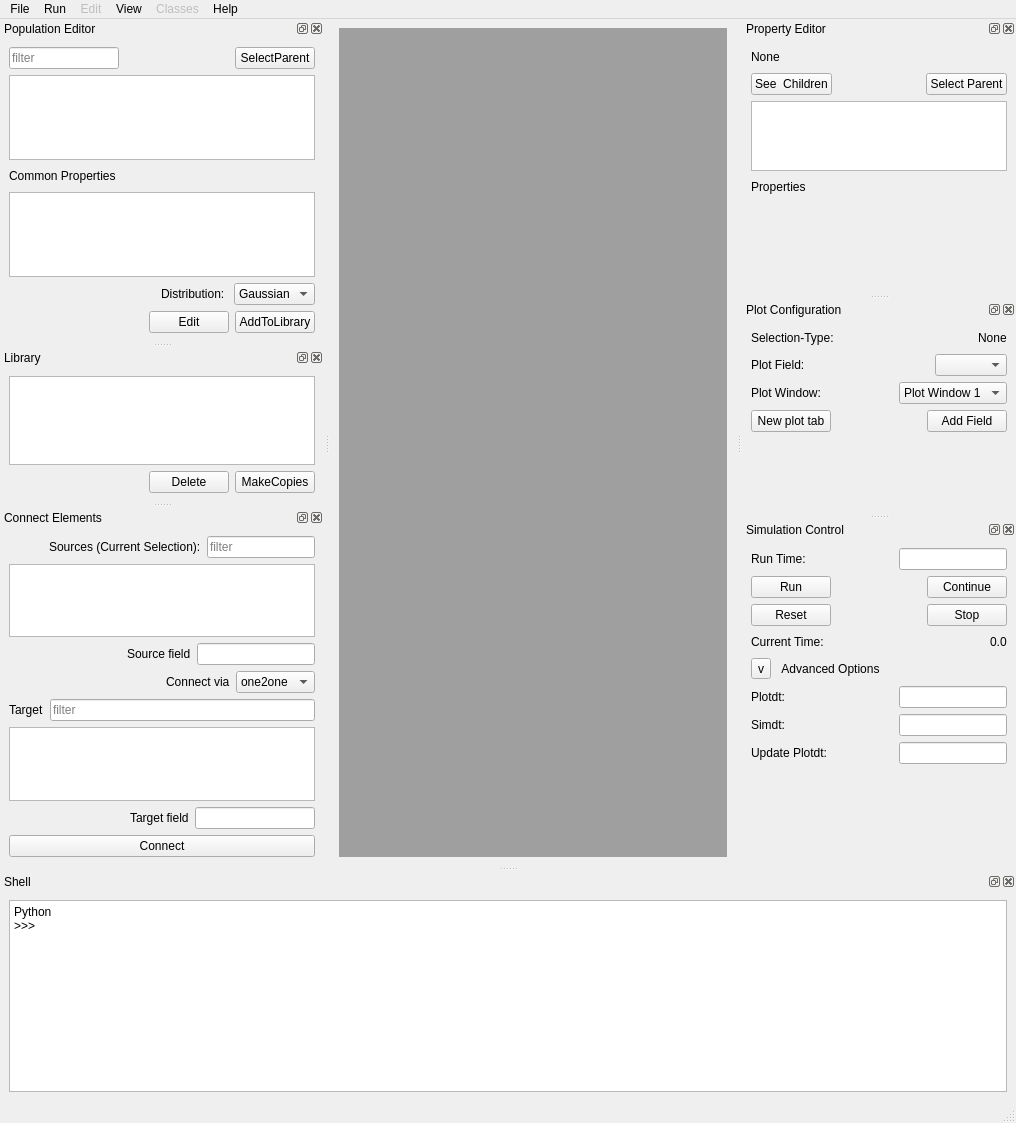
Before: the Qt Designer form moose/branches/dh_branch/gui/newgui.ui in physicalist/ncbs-moose, drawn with Qt 5.
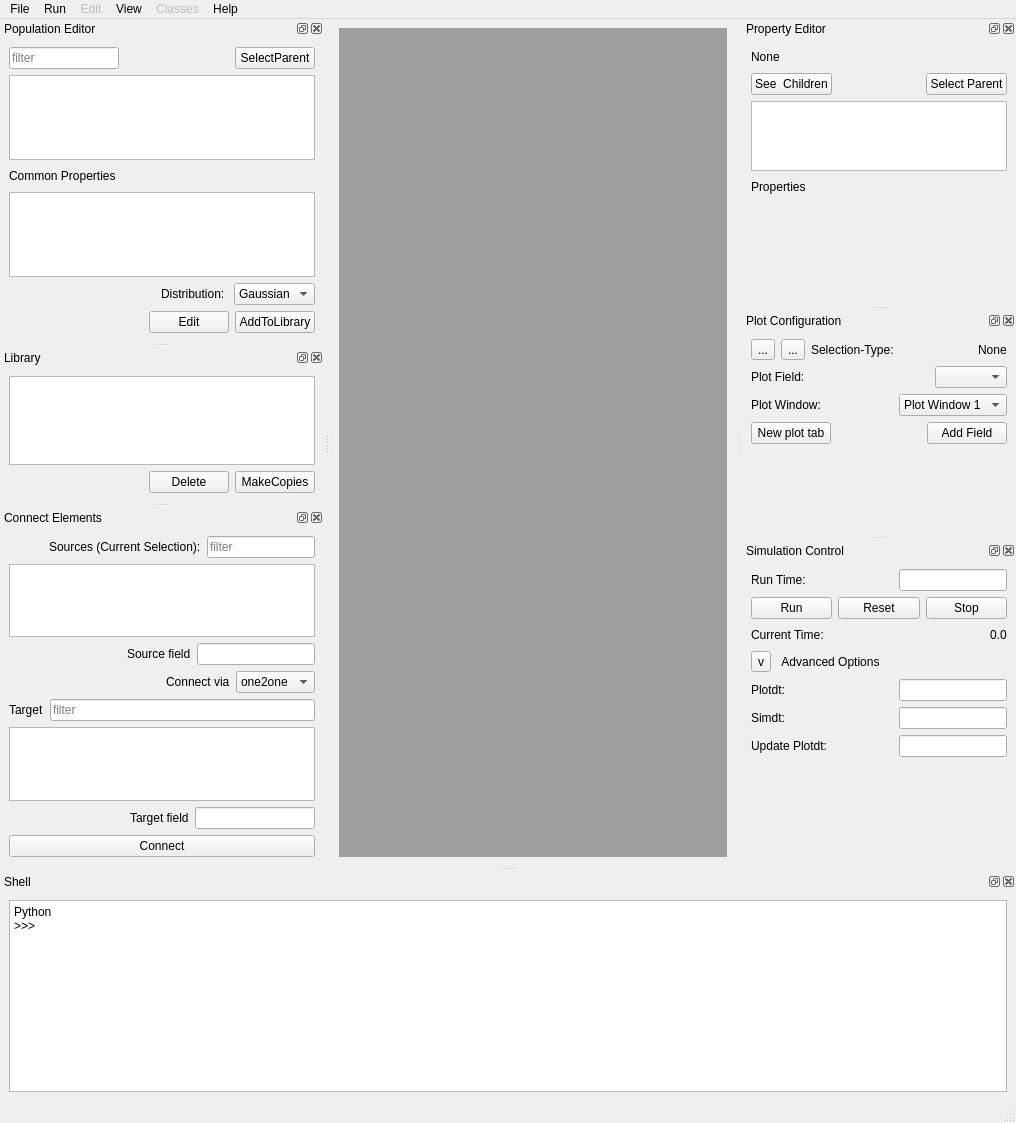
After: the same form once the commit is applied. Custom widgets are drawn as their Qt base class.

Commit message: readkkit and simmanage: set plot4,5,8, newgui: removed continue, handler:redid run to run and continue,mgui:removed continue and passed modelpath for defaultkkit

Diff of the .ui file:
```diff
--- a/moose/branches/dh_branch/gui/newgui.ui
+++ b/moose/branches/dh_branch/gui/newgui.ui
@@ -756,6 +756,20 @@
     <layout class="QVBoxLayout" name="verticalLayout_5">
      <item>
       <layout class="QHBoxLayout" name="horizontalLayout_15">
+       <item>
+        <widget class="QToolButton" name="toolButton_2">
+         <property name="text">
+          <string>...</string>
+         </property>
+        </widget>
+       </item>
+       <item>
+        <widget class="QToolButton" name="toolButton">
+         <property name="text">
+          <string>...</string>
+         </property>
+        </widget>
+       </item>
        <item>
         <widget class="QLabel" name="label_8">
          <property name="text">
@@ -1008,42 +1022,6 @@
         </widget>
        </item>
        <item>
-        <spacer name="horizontalSpacer_18">
-         <property name="orientation">
-          <enum>Qt::Horizontal</enum>
-         </property>
-         <property name="sizeHint" stdset="0">
-          <size>
-           <width>40</width>
-           <height>20</height>
-          </size>
-         </property>
-        </spacer>
-       </item>
-       <item>
-        <widget class="QPushButton" name="simControlContinuePushButton">
-         <property name="maximumSize">
-          <size>
-           <width>16777215</width>
-           <height>23</height>
-          </size>
-         </property>
-         <property name="toolTip">
-          <string>continue</string>
-         </property>
-         <property name="statusTip">
-          <string>Continue simulation</string>
-         </property>
-         <property name="text">
-          <string>Continue</string>
-         </property>
-        </widget>
-       </item>
-      </layout>
-     </item>
-     <item>
-      <layout class="QHBoxLayout" name="horizontalLayout_6">
-       <item>
         <widget class="QPushButton" name="simControlResetPushButton">
          <property name="maximumSize">
           <size>
@@ -1062,19 +1040,6 @@
          </property>
         </widget>
        </item>
-       <item>
-        <spacer name="horizontalSpacer_23">
-         <property name="orientation">
-          <enum>Qt::Horizontal</enum>
-         </property>
-         <property name="sizeHint" stdset="0">
-          <size>
-           <width>40</width>
-           <height>20</height>
-          </size>
-         </property>
-        </spacer>
-       </item>
        <item>
         <widget class="QPushButton" name="simControlStopPushButton">
          <property name="maximumSize">
```
The commit also changes 4 other files.
